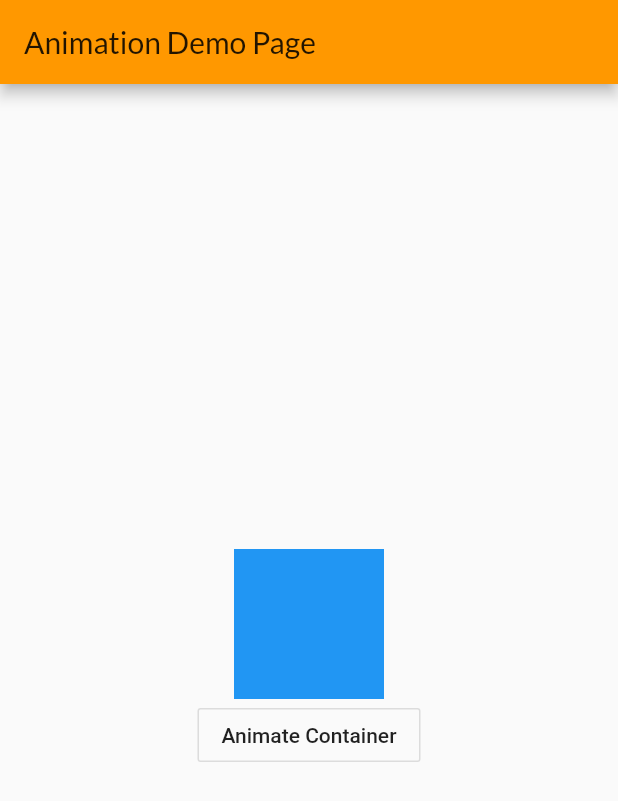
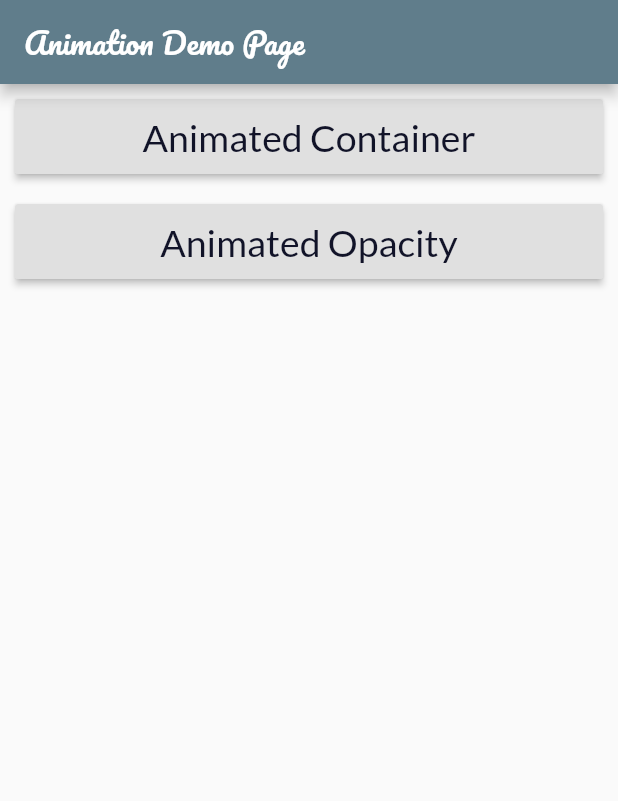
Before and after one commit to Jbhaliyan/AnimationDemo, a Flutter app: the screen it shows after launch, on a phone screen of 412 x 824 dp. Shown: the top 801 px of the screen. Run offline on Flutter 3.47's test engine with Material 2 defaults, Android fonts, the phone set to English and light mode, and no system bars; our stand-ins replace google_fonts.

Commit message:
updation in Container Widget and AnimatedOpacity widget added

```diff
--- /dev/null
+++ b/lib/constants.dart
@@ -0,0 +1,21 @@
+import 'package:flutter/cupertino.dart';
+
+const kmainButtonTextStyle = TextStyle(
+  color: Color(0xFF111328),
+  fontSize: 25.0,
+);
+
+const kContainerButtonTextStyle = TextStyle(
+  color: Color(0xFF111328),
+  fontSize: 22.0,
+);
+
+const kOpacityButtonTextStyle = TextStyle(
+  color: Color(0xFF111328),
+  fontSize: 22.0,
+);
+
+const kOpacityTextStyle = TextStyle(
+  fontSize: 20.0,
+  color: Color(0xFF1D1E33),
+);
--- a/lib/main.dart
+++ b/lib/main.dart
@@ -1,5 +1,10 @@
+import 'package:animationexample/constants.dart';
+import 'containeranime/animatedcontainer.dart';
 import 'package:flutter/material.dart';
 import 'package:google_fonts/google_fonts.dart';
+
+import 'fadeanime/animatedopacity.dart';
+
 
 void main() {
   runApp(MyApp());
@@ -12,7 +17,7 @@ class MyApp extends StatelessWidget {
       debugShowCheckedModeBanner: false,
       title: 'Flutter Demo',
       theme: ThemeData(
-        primarySwatch: Colors.orange,
+        primarySwatch: Colors.blueGrey,
         visualDensity: VisualDensity.adaptivePlatformDensity,
       ),
       home: MyHomePage(title: 'Animation Demo Page'),
@@ -30,43 +35,53 @@ class MyHomePage extends StatefulWidget {
 }
 
 class _MyHomePageState extends State<MyHomePage> {
-  var _color = Colors.blue;
-  var _height = 100.0;
-  var _width = 100.0;
-
-  animateContainer() {
-    setState(() {
-      _color = _color == Colors.blue ? Colors.orange : Colors.red;
-      _height = _height == 100.0 ? 200.0 : 100.0;
-      _width = _width == 100.0 ? 200.0 : 100.0;
-    });
-  }
-
   @override
   Widget build(BuildContext context) {
     return Scaffold(
       appBar: AppBar(
         title: Text(
           widget.title,
-          style: GoogleFonts.getFont('Lato'),
+          style: GoogleFonts.getFont('Pacifico'),
         ),
       ),
       body: Center(
-        child: Column(
-          mainAxisAlignment: MainAxisAlignment.center,
-          children: <Widget>[
-            AnimatedContainer(
-              duration: Duration(seconds: 1),
-              color: _color,
-              height: _height,
-              width: _width,
-              curve: Curves.easeInBack,
-            ),
-            OutlineButton(
-              onPressed: () => animateContainer(),
-              child: Text('Animate Container'),
-            ),
-          ],
+        child: Padding(
+          padding: const EdgeInsets.all(10.0),
+          child: Column(
+            mainAxisAlignment: MainAxisAlignment.start,
+            crossAxisAlignment: CrossAxisAlignment.stretch,
+            children: <Widget>[
+              RaisedButton(
+                padding: EdgeInsets.all(10.0),
+                child: Text(
+                  'Animated Container',
+                  style: GoogleFonts.lato(textStyle: kmainButtonTextStyle),
+                ),
+                onPressed: () {
+                  Navigator.push(
+                    context,
+                    MaterialPageRoute(builder: (context) => ContainerDemo()),
+                  );
+                },
+              ),
+              SizedBox(
+                height: 20.0,
+              ),
+              RaisedButton(
+                padding: EdgeInsets.all(10.0),
+                child: Text(
+                  'Animated Opacity',
+                  style: GoogleFonts.lato(textStyle: kmainButtonTextStyle),
+                ),
+                onPressed: () {
+                  Navigator.push(
+                    context,
+                    MaterialPageRoute(builder: (context) => FadeAnime()),
+                  );
+                },
+              ),
+            ],
+          ),
         ),
       ),
     );
```
Also changed, not shown: lib/containeranime/animatedcontainer.dart (added, +90 -0 lines), lib/fadeanime/animatedopacity.dart (added, +77 -0 lines), lib/random/randomClasses.dart (added, +15 -0 lines).
